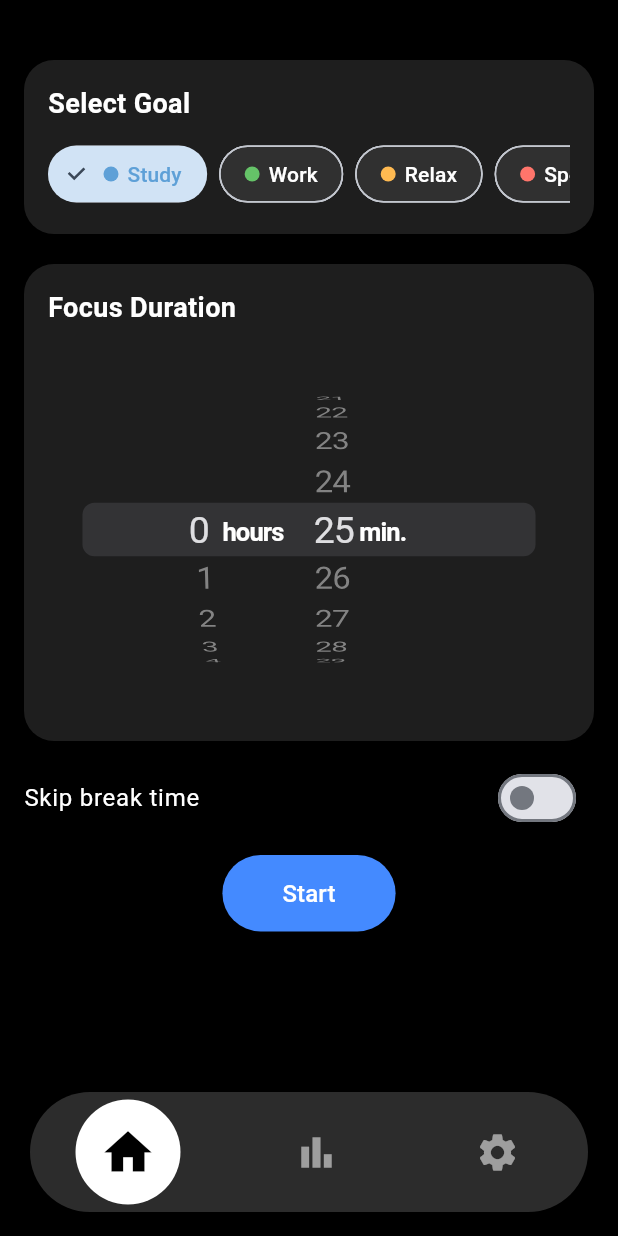
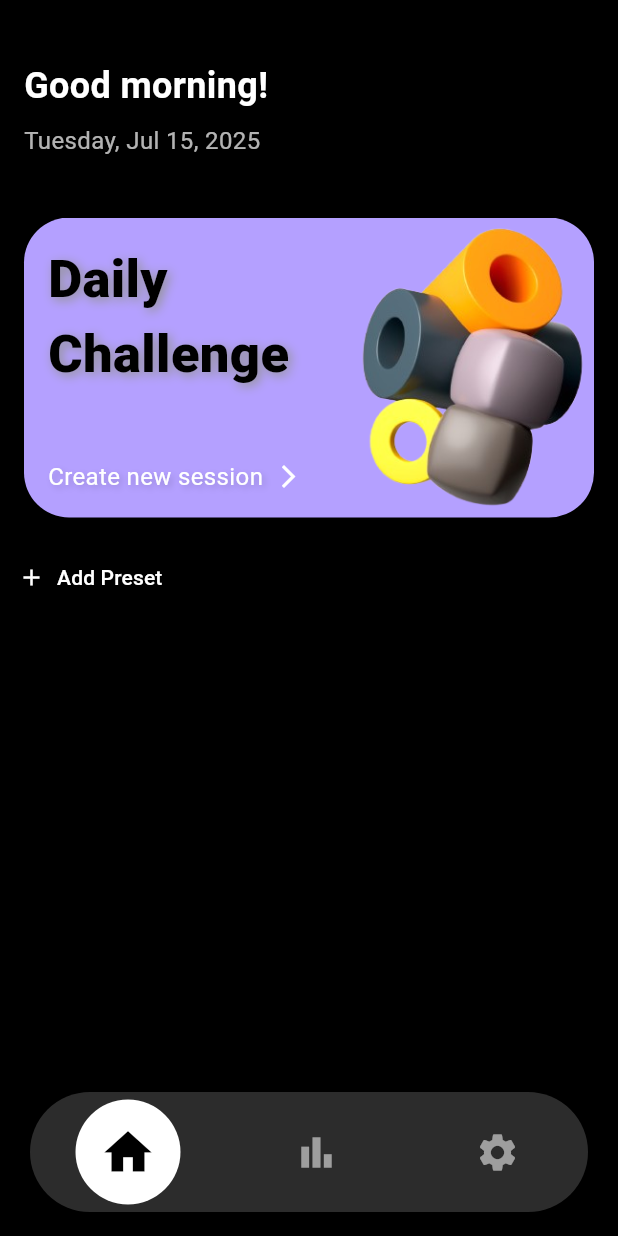
Before and after one commit to Duyps/FocusMate, a Flutter app: the screen it shows after launch, on a phone screen of 412 x 824 dp. Run offline on Flutter 3.47's test engine with Material 3 defaults, Android fonts, the phone set to English and light mode, and no system bars; our stand-ins replace cloud_firestore, firebase_auth, firebase_core, fl_chart, google_sign_in, percent_indicator and 1 more; accounts and stored records are empty.

Commit message:
home_screen

```diff
--- a/lib/main.dart
+++ b/lib/main.dart
@@ -6,7 +6,6 @@ import 'package:flashcard/page/stats_screen.dart';
 import 'package:flutter/material.dart';
 import 'package:provider/provider.dart';
 import 'package:firebase_core/firebase_core.dart';
-import 'package:firebase_auth/firebase_auth.dart';
 //import 'package:google_fonts/google_fonts.dart';
 
 void main() async {
--- a/lib/page/home_screen.dart
+++ b/lib/page/home_screen.dart
@@ -3,7 +3,6 @@ import 'package:flutter/cupertino.dart';
 import 'package:flutter/material.dart';
 import 'package:flashcard/page/stats_screen.dart';
 import 'package:flashcard/page/settings_screen.dart';
-import 'timer_screen.dart';
 
 class HomeScreen extends StatefulWidget {
   const HomeScreen({super.key});
@@ -81,7 +80,7 @@ class _HomeScreenState extends State<HomeScreen> {
   @override
   Widget build(BuildContext context) {
     return Scaffold(
-      backgroundColor: Colors.black,
+      backgroundColor: const Color.fromARGB(255, 0, 0, 0),
       body: Column(
         children: [
           Expanded(
--- a/lib/page/home_tab_content.dart
+++ b/lib/page/home_tab_content.dart
@@ -1,6 +1,11 @@
-import 'package:flutter/cupertino.dart';
+import 'package:flashcard/page/model/preset.dart';
+import 'package:flashcard/page/services/preset_storage.dart';
+import 'package:flashcard/page/widgets/create_widget.dart';
 import 'package:flutter/material.dart';
-import 'package:flashcard/page/timer_screen.dart';
+import 'package:intl/intl.dart';
+import 'package:firebase_auth/firebase_auth.dart';
+import 'package:uuid/uuid.dart';
+import '../page/timer_screen.dart';
 
 class HomeTabContent extends StatefulWidget {
   const HomeTabContent({super.key});
@@ -10,170 +15,270 @@ class HomeTabContent extends StatefulWidget {
 }
 
 class _HomeTabContentState extends State<HomeTabContent> {
-  Duration _selectedDuration = const Duration(minutes: 25);
-  String _selectedGoal = 'Study';
-  bool _skipBreak = false;
+  String _getGreeting(String? name) {
+    final hour = DateTime.now().hour;
+    String greet;
+    if (hour < 12) {
+      greet = 'Good morning';
+    } else if (hour < 18) {
+      greet = 'Good afternoon';
+    } else {
+      greet = 'Good evening';
+    }
+    return "$greet${name != null ? ', $name' : ''}!";
+  }
 
   final Map<String, Color> goalColors = {
-    'Study': const Color.fromARGB(255, 94, 160, 215),
-    'Work': const Color.fromARGB(255, 101, 195, 104),
-    'Relax': const Color.fromARGB(255, 255, 186, 81),
-    'Sport': const Color.fromARGB(255, 255, 117, 107),
-    'Entertainment': const Color.fromARGB(255, 169, 95, 183),
+    'Study': const Color.fromARGB(255, 94, 160, 215), // xanh dương
+    'Work': const Color.fromARGB(255, 101, 195, 104), // xanh lá
+    'Relax': const Color.fromARGB(255, 255, 186, 81), // vàng
+    'Sport': const Color.fromARGB(255, 255, 117, 107), // đỏ
+    'Entertainment': const Color.fromARGB(255, 169, 95, 183), // tím
     'Other': Colors.grey,
   };
 
-  Widget _buildGoalSelector() {
-    final goals = goalColors.keys.toList();
+  final List<Preset> _presets = [];
+  final _storage = PresetStorageService();
 
-    return Container(
-      margin: const EdgeInsets.symmetric(horizontal: 16),
-      padding: const EdgeInsets.all(16),
-      decoration: BoxDecoration(
-        color: const Color(0xFF1E1E1E),
-        borderRadius: BorderRadius.circular(20),
+  @override
+  void initState() {
+    super.initState();
+    _loadPresets();
+  }
+
+  Future<void> _loadPresets() async {
+    final loaded = await _storage.loadPresets();
+    setState(() {
+      _presets.addAll(loaded);
+    });
+  }
+
+  Future<void> _addPreset(Preset preset) async {
+    setState(() {
+      _presets.add(preset);
+    });
+    await _storage.savePresets(_presets);
+  }
+
+  Future<void> _deletePreset(Preset preset) async {
+    setState(() {
+      _presets.removeWhere((p) => p.id == preset.id);
+    });
+    await _storage.savePresets(_presets);
+  }
+
+  void _showAddPresetDialog() {
+    String name = '';
+    String goal = 'Study';
+    Duration duration = const Duration(minutes: 25);
+    bool skipBreak = false;
+
+    showDialog(
+      context: context,
+      builder: (context) {
+        return StatefulBuilder(
+          builder: (context, setStateDialog) {
+            return AlertDialog(
+              title: const Text('Create Preset'),
+              content: SingleChildScrollView(
+                child: Column(
+                  mainAxisSize: MainAxisSize.min,
+                  children: [
+                    TextField(
+                      onChanged: (val) => name = val,
+                      decoration: const InputDecoration(labelText: 'Name'),
                     ),
+                    const SizedBox(height: 10),
+                    DropdownButton<String>(
+                      value: goal,
+                      onChanged: (val) =>
+                          setStateDialog(() => goal = val ?? 'Study'),
+                      items:
+                          [
+                                'Study',
+                                'Work',
+                                'Relax',
+                                'Sport',
+                                'Entertainment',
+                                'Other',
+                              ]
+                              .map(
+                                (g) =>
+                                    DropdownMenuItem(value: g, child: Text(g)),
+                              )
+                              .toList(),
+                    ),
+                    const SizedBox(height: 10),
+                    Row(
+                      children: [
+                        const Text('Minutes: '),
+                        Expanded(
+                          child: Slider(
+                            value: duration.inMinutes.toDouble(),
+                            min: 5,
+                            max: 120,
+                            divisions: 23,
+                            label: '${duration.inMinutes} min',
+                            onChanged: (value) => setStateDialog(
+                              () => duration = Duration(minutes: value.toInt()),
+                            ),
+                          ),
+                        ),
+                      ],
+                    ),
+                    CheckboxListTile(
+                      title: const Text('Skip Break'),
+                      value: skipBreak,
+                      onChanged: (val) =>
+                          setStateDialog(() => skipBreak = val ?? false),
+                    ),
+                  ],
+                ),
+              ),
+              actions: [
+                TextButton(
+                  onPressed: () {
+                    final newPreset = Preset(
+                      id: const Uuid().v4(),
+                      name: name,
+                      goal: goal,
+                      duration: duration,
+                      skipBreak: skipBreak,
+                    );
+                    _addPreset(newPreset);
+                    Navigator.pop(context);
+                  },
+                  child: const Text('Save'),
+                ),
+              ],
+            );
+          },
+        );
+      },
+    );
+  }
+
+  @override
+  Widget build(BuildContext context) {
+    final user = FirebaseAuth.instance.currentUser;
+    final displayName = user?.displayName ?? user?.email?.split('@').first;
+    final greeting = _getGreeting(displayName);
+    final now = DateTime.now();
+    final formattedDate = DateFormat(
+      'EEEE, MMM d, yyyy',
+    ).format(DateTime.now());
+
+    return SingleChildScrollView(
       child: Column(
         crossAxisAlignment: CrossAxisAlignment.start,
         children: [
-          const Text(
-            "Select Goal",
-            style: TextStyle(
-              fontSize: 18,
+          const SizedBox(height: 40),
+          Padding(
+            padding: const EdgeInsets.symmetric(horizontal: 16),
+            child: Text(
+              greeting,
+              style: const TextStyle(
+                fontSize: 24,
                 fontWeight: FontWeight.bold,
                 color: Colors.white,
               ),
             ),
+          ),
+          const SizedBox(height: 8),
+          Padding(
+            padding: const EdgeInsets.symmetric(horizontal: 16),
+            child: Text(
+              formattedDate,
+              style: const TextStyle(fontSize: 16, color: Colors.white70),
+            ),
+          ),
+          const SizedBox(height: 40),
+          const CreateWidget(),
+          const SizedBox(height: 16),
+          TextButton.icon(
+            onPressed: _showAddPresetDialog,
+            icon: const Icon(Icons.add, color: Colors.white),
+            label: const Text(
+              'Add Preset',
+              style: TextStyle(color: Colors.white),
+            ),
+          ),
           const SizedBox(height: 10),
-          SingleChildScrollView(
-            scrollDirection: Axis.horizontal,
-            child: Row(
-              children: goals.map((goal) {
-                final isSelected = goal == _selectedGoal;
-                return Padding(
-                  padding: const EdgeInsets.only(right: 8),
-                  child: ChoiceChip(
-                    shape: RoundedRectangleBorder(
+          ..._presets.map((preset) => _buildPresetCard(preset)),
+        ],
+      ),
+    );
+  }
+
+  Widget _buildPresetCard(Preset preset) {
+    final bgColor =
+        goalColors[preset.goal]?.withOpacity(0.2) ??
+        Colors.grey.withOpacity(0.2);
+    final iconColor = goalColors[preset.goal] ?? Colors.white;
+
+    return Container(
+      margin: const EdgeInsets.symmetric(horizontal: 16, vertical: 8),
+      padding: const EdgeInsets.all(16),
+      decoration: BoxDecoration(
+        color: bgColor,
         borderRadius: BorderRadius.circular(20),
       ),
-                    label: Row(
-                      mainAxisSize: MainAxisSize.min,
+      child: Row(
+        mainAxisAlignment: MainAxisAlignment.spaceBetween,
         children: [
-                        Container(
-                          width: 10,
-                          height: 10,
-                          margin: const EdgeInsets.only(right: 6),
-                          decoration: BoxDecoration(
-                            color: goalColors[goal],
-                            shape: BoxShape.circle,
+          Flexible(
+            child: Text(
+              '${preset.name} • ${preset.goal} – ${preset.duration.inMinutes} min',
+              style: const TextStyle(color: Colors.white),
             ),
           ),
-                        Text(goal),
-                      ],
-                    ),
-                    selected: isSelected,
-                    onSelected: (_) => setState(() => _selectedGoal = goal),
-                    selectedColor: goalColors[goal]?.withOpacity(0.25),
-                    backgroundColor: Colors.grey[850],
-                    labelStyle: TextStyle(
-                      color: isSelected ? goalColors[goal] : Colors.white,
+          Row(
+            children: [
+              // Icon START
+              GestureDetector(
+                onTap: () {
+                  Navigator.push(
+                    context,
+                    MaterialPageRoute(
+                      builder: (_) => TimerScreen(
+                        duration: preset.duration,
+                        goal: preset.goal,
+                        skipBreak: preset.skipBreak,
+                        focusTime: const Duration(minutes: 25),
+                        breakTime: const Duration(minutes: 5),
+                        goalColor: iconColor,
                       ),
                     ),
                   );
-              }).toList(),
+                },
+                child: Container(
+                  padding: const EdgeInsets.all(8),
+                  decoration: BoxDecoration(shape: BoxShape.circle),
+                  child: Icon(
+                    Icons.play_circle_fill_outlined,
+                    color: Colors.white,
                   ),
+                ),
+              ),
+
+              const SizedBox(width: 10),
+
+              // Icon DELETE
+              GestureDetector(
+                onTap: () => _deletePreset(preset),
+                child: Container(
+                  padding: const EdgeInsets.all(8),
+                  decoration: const BoxDecoration(
+                    //color: Colors.redAccent,
+                    shape: BoxShape.circle,
+                  ),
+                  child: const Icon(Icons.delete_outline, color: Colors.white),
+                ),
+              ),
+            ],
           ),
         ],
       ),
     );
   }
-
-  Widget _buildTimePicker() {
-    return Container(
-      margin: const EdgeInsets.symmetric(horizontal: 16),
-      padding: const EdgeInsets.all(16),
-      decoration: BoxDecoration(
-        color: const Color(0xFF1E1E1E),
-        borderRadius: BorderRadius.circular(20),
-      ),
-      child: Column(
-        crossAxisAlignment: CrossAxisAlignment.start,
-        children: [
-          const Text(
-            "Focus Duration",
-            style: TextStyle(
-              fontSize: 18,
-              fontWeight: FontWeight.bold,
-              color: Colors.white,
-            ),
-          ),
-          const SizedBox(height: 10),
-          SizedBox(
-            height: 250,
-            child: CupertinoTheme(
-              data: const CupertinoThemeData(brightness: Brightness.dark),
-              child: CupertinoTimerPicker(
-                mode: CupertinoTimerPickerMode.hm,
-                initialTimerDuration: _selectedDuration,
-                onTimerDurationChanged: (value) =>
-                    setState(() => _selectedDuration = value),
-              ),
-            ),
-          ),
-        ],
-      ),
-    );
 }
-
-  @override
-  Widget build(BuildContext context) {
-    return SingleChildScrollView(
-      child: Column(
-        children: [
-          const SizedBox(height: 40),
-          _buildGoalSelector(),
-          const SizedBox(height: 20),
-          _buildTimePicker(),
-          const SizedBox(height: 10),
-          SwitchListTile.adaptive(
-            value: _skipBreak,
-            onChanged: (val) => setState(() => _skipBreak = val),
-            title: const Text(
-              "Skip break time",
-              style: TextStyle(color: Colors.white),
-            ),
-            activeColor: Colors.greenAccent,
-          ),
-          const SizedBox(height: 10),
-          ElevatedButton(
-            style: ElevatedButton.styleFrom(
-              backgroundColor: Colors.blueAccent,
-              foregroundColor: Colors.white,
-              padding: const EdgeInsets.symmetric(horizontal: 40, vertical: 14),
-              shape: RoundedRectangleBorder(
-                borderRadius: BorderRadius.circular(30),
-              ),
-            ),
-            onPressed: () {
-              Navigator.push(
-                context,
-                MaterialPageRoute(
-                  builder: (_) => TimerScreen(
-                    duration: _selectedDuration,
-                    goal: _selectedGoal,
-                    skipBreak: _skipBreak,
-                    focusTime: const Duration(minutes: 25),
-                    breakTime: const Duration(minutes: 5),
-                    goalColor: goalColors[_selectedGoal] ?? Colors.blue,
-                  ),
-                ),
-              );
-            },
-            child: const Text("Start", style: TextStyle(fontSize: 16)),
-          ),
-          const SizedBox(height: 20),
-        ],
-      ),
-    );
-  }
-}
--- /dev/null
+++ b/lib/page/model/preset.dart
@@ -0,0 +1,35 @@
+class Preset {
+  final String id;
+  final String name;
+  final String goal;
+  final Duration duration;
+  final bool skipBreak;
+
+  Preset({
+    required this.id,
+    required this.name,
+    required this.goal,
+    required this.duration,
+    required this.skipBreak,
+  });
+
+  Map<String, dynamic> toMap() {
+    return {
+      'id': id,
+      'name': name,
+      'goal': goal,
+      'duration': duration.inSeconds,
+      'skipBreak': skipBreak,
+    };
+  }
+
+  factory Preset.fromMap(Map<String, dynamic> map) {
+    return Preset(
+      id: map['id'],
+      name: map['name'],
+      goal: map['goal'],
+      duration: Duration(seconds: map['duration']),
+      skipBreak: map['skipBreak'],
+    );
+  }
+}
--- /dev/null
+++ b/lib/page/services/preset_storage.dart
@@ -0,0 +1,21 @@
+import 'dart:convert';
+import 'package:flashcard/page/model/preset.dart';
+import 'package:shared_preferences/shared_preferences.dart';
+
+class PresetStorageService {
+  static const _key = 'user_presets';
+
+  Future<List<Preset>> loadPresets() async {
+    final prefs = await SharedPreferences.getInstance();
+    final data = prefs.getString(_key);
+    if (data == null) return [];
+    final List decoded = jsonDecode(data);
+    return decoded.map((e) => Preset.fromMap(e)).toList();
+  }
+
+  Future<void> savePresets(List<Preset> presets) async {
+    final prefs = await SharedPreferences.getInstance();
+    final encoded = jsonEncode(presets.map((e) => e.toMap()).toList());
+    await prefs.setString(_key, encoded);
+  }
+}
--- /dev/null
+++ b/lib/page/widgets/create_widget.dart
@@ -0,0 +1,231 @@
+import 'package:flashcard/page/model/preset.dart';
+import 'package:flutter/cupertino.dart';
+import 'package:flutter/material.dart';
+import 'package:flashcard/page/timer_screen.dart';
+
+class CreateWidget extends StatefulWidget {
+  const CreateWidget({super.key});
+
+  @override
+  State<CreateWidget> createState() => _CreateWidgetState();
+}
+
+class _CreateWidgetState extends State<CreateWidget> {
+  Duration _selectedDuration = const Duration(minutes: 25);
+  String _selectedGoal = 'Study';
+  bool _skipBreak = false;
+  bool _expanded = false;
+
+  final Map<String, Color> goalColors = {
+    'Study': const Color.fromARGB(255, 94, 160, 215),
+    'Work': const Color.fromARGB(255, 101, 195, 104),
+    'Relax': const Color.fromARGB(255, 255, 186, 81),
+    'Sport': const Color.fromARGB(255, 255, 117, 107),
+    'Entertainment': const Color.fromARGB(255, 169, 95, 183),
+    'Other': Colors.grey,
+  };
+
+  @override
+  Widget build(BuildContext context) {
+    return AnimatedCrossFade(
+      duration: const Duration(milliseconds: 300),
+      crossFadeState: _expanded
+          ? CrossFadeState.showSecond
+          : CrossFadeState.showFirst,
+      firstChild: GestureDetector(
+        onTap: () => setState(() => _expanded = true),
+        child: Container(
+          margin: const EdgeInsets.symmetric(horizontal: 16),
+          height: 200,
+          decoration: BoxDecoration(
+            color: const Color.fromARGB(255, 180, 160, 255),
+            borderRadius: BorderRadius.circular(30),
+            image: DecorationImage(
+              image: AssetImage('assets/images/bg.png'),
+              fit: BoxFit.contain, // hoặc BoxFit.none, BoxFit.cover
+              alignment:
+                  Alignment.bottomRight, // vị trí ảnh (ví dụ: góc phải dưới)
+              scale: 1.5, // nhỏ hơn 1.0 sẽ phóng to, lớn hơn sẽ thu nhỏ
+            ),
+          ),
+          child: Stack(
+            children: [
+              // Dòng chữ Daily Challenge - góc trên trái
+              const Positioned(
+                top: 16,
+                left: 16,
+                child: Text(
+                  'Daily \nChallenge',
+                  style: TextStyle(
+                    color: Color.fromARGB(255, 0, 0, 0),
+                    fontSize: 35,
+                    fontWeight: FontWeight.w900,
+                    shadows: [
+                      Shadow(
+                        offset: Offset(2, 2), // vị trí bóng (ngang, dọc)
+                        blurRadius: 8.0, // độ mờ
+                        color: Color.fromARGB(255, 147, 147, 147), // màu bóng
+                      ),
+                    ],
+                  ),
+                ),
+              ),
+
+              // Dòng create session và icon - góc dưới phải
+              Positioned(
+                bottom: 16,
+                left: 16,
+                child: Row(
+                  mainAxisSize: MainAxisSize.min,
+                  children: const [
+                    Text(
+                      'Create new session',
+                      style: TextStyle(
+                        color: Color.fromARGB(255, 255, 255, 255),
+                        fontSize: 16,
+                        shadows: [
+                          Shadow(
+                            offset: Offset(2, 2), // vị trí bóng (ngang, dọc)
+                            blurRadius: 5.0, // độ mờ
+                            color: Color.fromARGB(42, 0, 0, 0),
+                          ),
+                        ],
+                      ),
+                    ),
+                    SizedBox(width: 8),
+                    Icon(
+                      Icons.arrow_forward_ios,
+                      color: Color.fromARGB(255, 255, 255, 255),
+                      size: 18,
+                    ),
+                  ],
+                ),
+              ),
+            ],
+          ),
+        ),
+      ),
+      secondChild: Container(
+        margin: const EdgeInsets.symmetric(horizontal: 16),
+        padding: const EdgeInsets.all(16),
+        decoration: BoxDecoration(
+          color: const Color(0xFF1E1E1E),
+          borderRadius: BorderRadius.circular(20),
+        ),
+        child: Column(
+          crossAxisAlignment: CrossAxisAlignment.start,
+          children: [
+            _buildGoalSelector(),
+            const SizedBox(height: 16),
+            _buildTimePicker(),
+            const SizedBox(height: 10),
+            SwitchListTile.adaptive(
+              value: _skipBreak,
+              onChanged: (val) => setState(() => _skipBreak = val),
+              title: const Text(
+                "Skip break time",
+                style: TextStyle(color: Colors.white),
+              ),
+              activeColor: Colors.greenAccent,
+            ),
+            const SizedBox(height: 10),
+            ElevatedButton(
+              style: ElevatedButton.styleFrom(
+                backgroundColor: Colors.blueAccent,
+                foregroundColor: Colors.white,
+                padding: const EdgeInsets.symmetric(
+                  horizontal: 40,
+                  vertical: 14,
+                ),
+                shape: RoundedRectangleBorder(
+                  borderRadius: BorderRadius.circular(30),
+                ),
+              ),
+              onPressed: () {
+                Navigator.push(
+                  context,
+                  MaterialPageRoute(
+                    builder: (_) => TimerScreen(
+                      duration: _selectedDuration,
+                      goal: _selectedGoal,
+                      skipBreak: _skipBreak,
+                      focusTime: const Duration(minutes: 25),
+                      breakTime: const Duration(minutes: 5),
+                      goalColor: goalColors[_selectedGoal] ?? Colors.blue,
+                    ),
+                  ),
+                );
+              },
+              child: const Text("Start", style: TextStyle(fontSize: 16)),
+            ),
+            const SizedBox(height: 10),
+            TextButton(
+              onPressed: () => setState(() => _expanded = false),
+              child: const Text("Close", style: TextStyle(color: Colors.white)),
+            ),
+          ],
+        ),
+      ),
+    );
+  }
+
+  Widget _buildGoalSelector() {
+    final goals = goalColors.keys.toList();
+    return Column(
+      crossAxisAlignment: CrossAxisAlignment.start,
+      children: [
+        const Text(
+          "Select Goal",
+          style: TextStyle(fontSize: 18, color: Colors.white),
+        ),
+        const SizedBox(height: 10),
+        SingleChildScrollView(
+          scrollDirection: Axis.horizontal,
+          child: Row(
+            children: goals.map((goal) {
+              final isSelected = goal == _selectedGoal;
+              return Padding(
+                padding: const EdgeInsets.only(right: 8),
+                child: ChoiceChip(
+                  label: Text(goal),
+                  selected: isSelected,
+                  onSelected: (_) => setState(() => _selectedGoal = goal),
+                  selectedColor: goalColors[goal]?.withOpacity(0.25),
+                  backgroundColor: Colors.grey[850],
+                  labelStyle: TextStyle(
+                    color: isSelected ? goalColors[goal] : Colors.white,
+                  ),
+                ),
+              );
+            }).toList(),
+          ),
+        ),
+      ],
+    );
+  }
+
+  Widget _buildTimePicker() {
+    return Column(
+      crossAxisAlignment: CrossAxisAlignment.start,
+      children: [
+        const Text(
+          "Focus Duration",
+          style: TextStyle(fontSize: 18, color: Colors.white),
+        ),
+        const SizedBox(height: 10),
+        SizedBox(
+          height: 200,
+          child: CupertinoTheme(
+            data: const CupertinoThemeData(brightness: Brightness.dark),
+            child: CupertinoTimerPicker(
+              mode: CupertinoTimerPickerMode.hm,
+              initialTimerDuration: _selectedDuration,
+              onTimerDurationChanged: (value) =>
+                  setState(() => _selectedDuration = value),
+            ),
+          ),
+        ),
+      ],
+    );
+  }
+}
--- a/pubspec.yaml
+++ b/pubspec.yaml
@@ -45,6 +45,7 @@ dependencies:
   percent_indicator: ^4.2.2
   shared_preferences: ^2.0.15
   fl_chart: ^0.63.0
+  uuid: ^4.0.0
 
 dev_dependencies:
   flutter_test:
@@ -75,6 +76,7 @@ flutter:
 
   assets:
     - assets/images/google.png
+    - assets/images/bg.png
 
   # To add assets to your application, add an assets section, like this:
   # assets:
```
Also changed, not shown: assets/images/bg.png (added), lib/page/create_widget.dart (deleted), pubspec.lock. Lines whose indentation alone changed are shown as unchanged.
